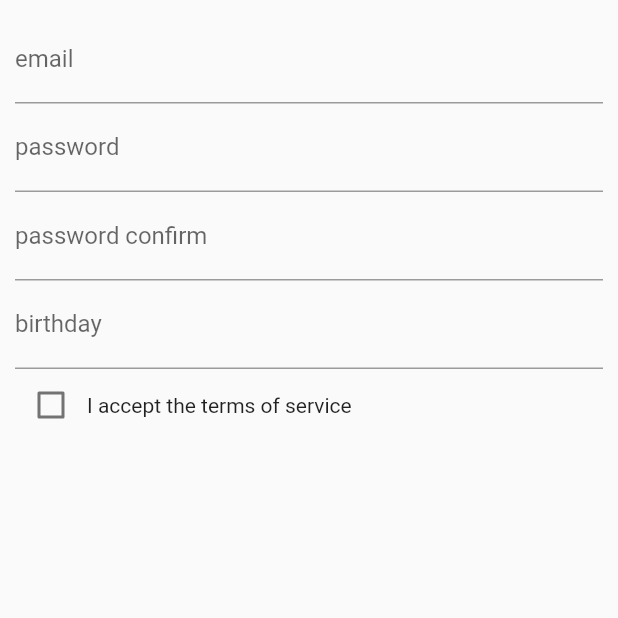
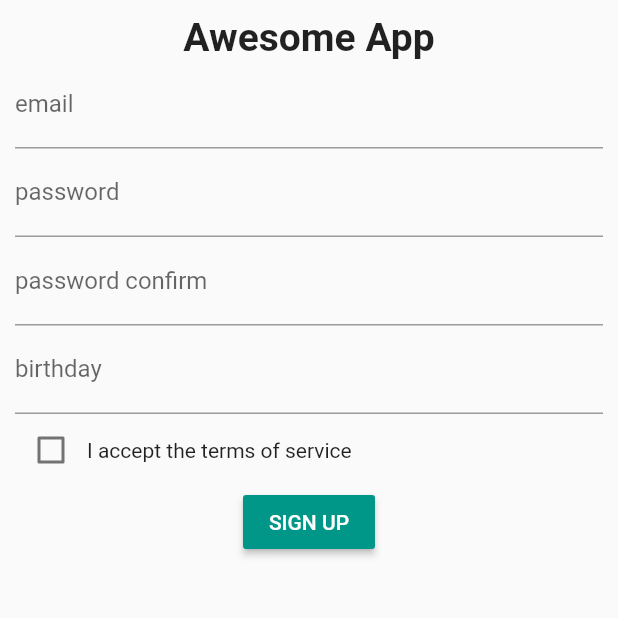
Before and after one commit to kgoon/flutter_bundang, a Flutter app: the screen it shows after launch, on a phone screen of 412 x 824 dp, the top half of it. Run offline on Flutter 3.47's test engine with Material 2 defaults, Android fonts, the phone set to English and light mode, and no system bars.

Commit message:
앱타이틀, 하단 버튼 추가

```diff
--- a/lib/src/sign_up_page.dart
+++ b/lib/src/sign_up_page.dart
@@ -16,6 +16,13 @@ class _SignUpPageState extends State<SignUpPage> {
         margin: EdgeInsets.all(10.0),
         child: Column(
           children: <Widget>[
+            Text(
+              'Awesome App',
+              style: TextStyle(
+                fontSize: 26.0,
+                fontWeight: FontWeight.bold,
+              ),
+            ),
             Form(
               child: Column(
                 children: <Widget>[
@@ -54,7 +61,15 @@ class _SignUpPageState extends State<SignUpPage> {
                   ),
                 ],
               ),
-            )
+            ),
+            RaisedButton(
+              onPressed: () {},
+              color: Colors.teal,
+              textColor: Colors.white,
+              child: Text(
+                'Sign Up'.toUpperCase(),
+              ),
+            ),
           ],
         ),
       ),
```
